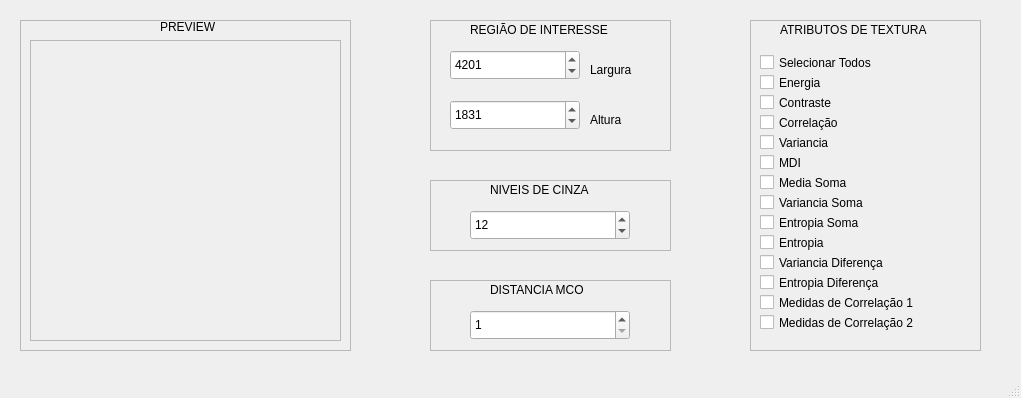
This is mainwindow.ui in chr0m1ng/projetoWagyu as Qt 5 draws it before an edit. The edited form follows.
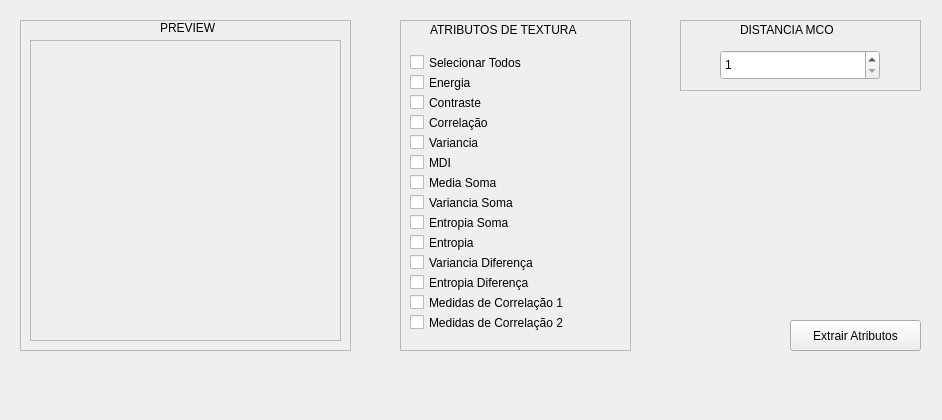
This is the edited form.

The edit to the form file:
```diff
--- a/mainwindow.ui
+++ b/mainwindow.ui
@@ -6,160 +6,19 @@
    <rect>
     <x>0</x>
     <y>0</y>
-    <width>1021</width>
-    <height>398</height>
+    <width>942</width>
+    <height>420</height>
    </rect>
   </property>
   <property name="windowTitle">
    <string>Atributos Haralick</string>
   </property>
   <widget class="QWidget" name="centralWidget">
-   <widget class="QFrame" name="FrameROI">
-    <property name="geometry">
-     <rect>
-      <x>430</x>
-      <y>20</y>
-      <width>241</width>
-      <height>131</height>
-     </rect>
-    </property>
-    <property name="frameShape">
-     <enum>QFrame::StyledPanel</enum>
-    </property>
-    <property name="frameShadow">
-     <enum>QFrame::Raised</enum>
-    </property>
-    <widget class="QLabel" name="ROILabel">
-     <property name="geometry">
-      <rect>
-       <x>40</x>
-       <y>0</y>
-       <width>161</width>
-       <height>20</height>
-      </rect>
-     </property>
-     <property name="text">
-      <string>REGIÃO DE INTERESSE</string>
-     </property>
-    </widget>
-    <widget class="QLabel" name="LarguraLb">
-     <property name="geometry">
-      <rect>
-       <x>160</x>
-       <y>40</y>
-       <width>66</width>
-       <height>20</height>
-      </rect>
-     </property>
-     <property name="text">
-      <string>Largura</string>
-     </property>
-    </widget>
-    <widget class="QLabel" name="AlturaLb">
-     <property name="geometry">
-      <rect>
-       <x>160</x>
-       <y>90</y>
-       <width>66</width>
-       <height>20</height>
-      </rect>
-     </property>
-     <property name="text">
-      <string>Altura</string>
-     </property>
-    </widget>
-    <widget class="QSpinBox" name="LarguraSpinBox">
-     <property name="geometry">
-      <rect>
-       <x>20</x>
-       <y>30</y>
-       <width>130</width>
-       <height>30</height>
-      </rect>
-     </property>
-     <property name="minimum">
-      <number>1</number>
-     </property>
-     <property name="maximum">
-      <number>999999</number>
-     </property>
-     <property name="value">
-      <number>4201</number>
-     </property>
-    </widget>
-    <widget class="QSpinBox" name="AlturaSpinBox">
-     <property name="geometry">
-      <rect>
-       <x>20</x>
-       <y>80</y>
-       <width>130</width>
-       <height>30</height>
-      </rect>
-     </property>
-     <property name="minimum">
-      <number>1</number>
-     </property>
-     <property name="maximum">
-      <number>999999</number>
-     </property>
-     <property name="value">
-      <number>1831</number>
-     </property>
-    </widget>
-   </widget>
-   <widget class="QFrame" name="FrameNC">
-    <property name="geometry">
-     <rect>
-      <x>430</x>
-      <y>180</y>
-      <width>241</width>
-      <height>71</height>
-     </rect>
-    </property>
-    <property name="frameShape">
-     <enum>QFrame::StyledPanel</enum>
-    </property>
-    <property name="frameShadow">
-     <enum>QFrame::Raised</enum>
-    </property>
-    <widget class="QLabel" name="NCLabel">
-     <property name="geometry">
-      <rect>
-       <x>60</x>
-       <y>0</y>
-       <width>121</width>
-       <height>20</height>
-      </rect>
-     </property>
-     <property name="text">
-      <string>NIVEIS DE CINZA</string>
-     </property>
-    </widget>
-    <widget class="QSpinBox" name="NCspinBox">
-     <property name="geometry">
-      <rect>
-       <x>40</x>
-       <y>30</y>
-       <width>160</width>
-       <height>30</height>
-      </rect>
-     </property>
-     <property name="minimum">
-      <number>1</number>
-     </property>
-     <property name="maximum">
-      <number>64</number>
-     </property>
-     <property name="value">
-      <number>12</number>
-     </property>
-    </widget>
-   </widget>
    <widget class="QFrame" name="FrameDMCO">
     <property name="geometry">
      <rect>
-      <x>430</x>
-      <y>280</y>
+      <x>680</x>
+      <y>20</y>
       <width>241</width>
       <height>71</height>
      </rect>
@@ -203,7 +62,7 @@
    <widget class="QFrame" name="FrameATH">
     <property name="geometry">
      <rect>
-      <x>750</x>
+      <x>400</x>
       <y>20</y>
       <width>231</width>
       <height>331</height>
@@ -454,8 +313,8 @@
       <rect>
        <x>140</x>
        <y>0</y>
-       <width>59</width>
-       <height>14</height>
+       <width>71</width>
+       <height>16</height>
       </rect>
      </property>
      <property name="text">
@@ -463,6 +322,19 @@
      </property>
     </widget>
    </widget>
+   <widget class="QPushButton" name="extrairPb">
+    <property name="geometry">
+     <rect>
+      <x>790</x>
+      <y>320</y>
+      <width>131</width>
+      <height>31</height>
+     </rect>
+    </property>
+    <property name="text">
+     <string>Extrair Atributos</string>
+    </property>
+   </widget>
   </widget>
   <widget class="QMenuBar" name="menuBar">
    <property name="geometry">
@@ -474,7 +346,6 @@
     </rect>
    </property>
   </widget>
-  <widget class="QStatusBar" name="statusBar"/>
   <action name="actionAbrir">
    <property name="text">
     <string>Abrir...</string>
```
Left out of the diff: 4 changed lines with no effect on the pictures.
